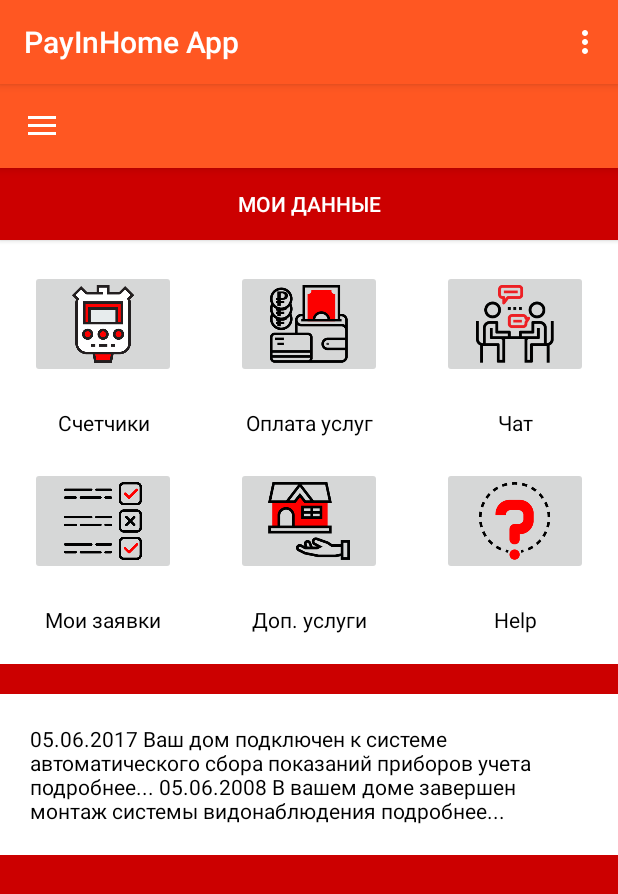
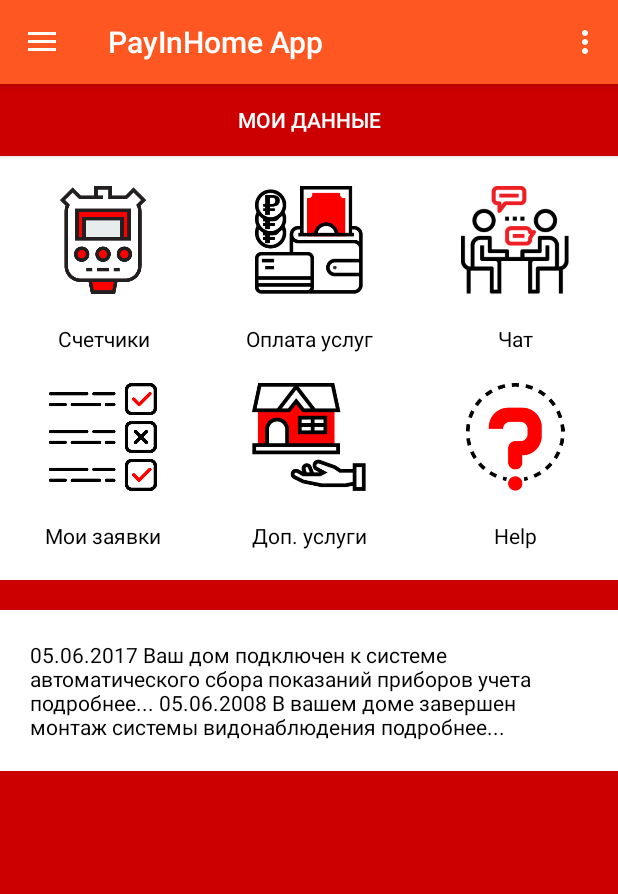
Before and after one commit to GermanMik/PayInHome, an Android app: the MainActivity screen opened directly, with no data from a screen before it, after a tap on "Settings", on a phone screen of 412 x 824 dp. Shown: the top 894 px of the screen. Run offline under Robolectric (Android 15) with nearby library versions, the phone set to English and light mode, and no system bars; 1 other tap on this screen came first.

Commit message:
Transparent background added for icons in MainActivity layout

```diff
--- a/app/src/main/java/ru/android/payinhomev2/FrontScreen.java
+++ b/app/src/main/java/ru/android/payinhomev2/FrontScreen.java
@@ -15,7 +15,7 @@ public class FrontScreen extends AppCompatActivity implements View.OnClickListen
     public static final String APP_PREFERENCES_THEME = "THEME";
     Button signbtn;
     Button regbtn;
-    SharedPreferences sharedSettings;
+    public static SharedPreferences sharedSettings;
     Editor editor;
 
     @Override
@@ -25,7 +25,7 @@ public class FrontScreen extends AppCompatActivity implements View.OnClickListen
 
         super.onCreate(savedInstanceState);
         setContentView(R.layout.activity_front_screen);
-        signbtn =  findViewById(R.id.enter_btn);
+        signbtn = findViewById(R.id.enter_btn);
         signbtn.setOnClickListener(this);
 
         sharedSettings = getSharedPreferences(APP_PREFERENCES_THEME, Context.MODE_PRIVATE);
@@ -51,8 +51,6 @@ public class FrontScreen extends AppCompatActivity implements View.OnClickListen
         switch (view.getId()) {
             case R.id.radio_theme_light:
                 if (checked)
-
-
                     editor = sharedSettings.edit();
                 editor.putInt(APP_PREFERENCES_THEME, 0);
                 editor.apply();
--- a/app/src/main/java/ru/android/payinhomev2/MainActivity.java
+++ b/app/src/main/java/ru/android/payinhomev2/MainActivity.java
@@ -1,7 +1,7 @@
 package ru.android.payinhomev2;
 
-import android.content.SharedPreferences;
 import android.os.Bundle;
+import android.support.annotation.NonNull;
 import android.support.design.widget.NavigationView;
 import android.support.v4.view.GravityCompat;
 import android.support.v4.widget.DrawerLayout;
@@ -12,28 +12,34 @@ import android.view.Menu;
 import android.view.MenuItem;
 
 import static ru.android.payinhomev2.FrontScreen.APP_PREFERENCES_THEME;
+import static ru.android.payinhomev2.FrontScreen.sharedSettings;
 
 public class MainActivity extends AppCompatActivity
         implements NavigationView.OnNavigationItemSelectedListener {
+    Integer theme;
 
     @Override
     protected void onCreate(Bundle savedInstanceState) {
-        //TODO:Sharedpref Mainactivity
+
         // Получаем через Sharedpref инт с идентификатором темы и устанавливаем ее
-        SharedPreferences settings = getSharedPreferences(APP_PREFERENCES_THEME, 0);
-        int theme = settings.getInt("theme", 0);
-        try {
-            if (theme == 1) {
-                setTheme(R.style.AppTheme);
-            } else {
-                setTheme(R.style.RedTheme);
-            }
-        } catch (Exception e) {
-            e.printStackTrace();
+        if (FrontScreen.sharedSettings.contains(APP_PREFERENCES_THEME)) {
+            theme = sharedSettings.getInt(APP_PREFERENCES_THEME, 1);
+        }else{theme = sharedSettings.getInt(APP_PREFERENCES_THEME, 0);}
+
+//        TODO:Error: FATAL EXCEPTION: main
+//         Process: ru.android.payinhomev2, PID: 12165
+//         java.lang.RuntimeException: Unable to start activity ComponentInfo {ru.android.payinhomev2/ru.android.payinhomev2.MainActivity}:
+//         java.lang.IllegalStateException: This Activity already has an action bar supplied by the window decor.
+//         Do not request Window.FEATURE_SUPPORT_ACTION_BAR and set windowActionBar to false in your theme to use a Toolbar instead.
+        if (theme == 1) {
+            setTheme(R.style.AppTheme);
+        } else {
+            setTheme(R.style.DarkTheme);
         }
+
         super.onCreate(savedInstanceState);
         setContentView(R.layout.activity_main);
-        Toolbar toolbar = (Toolbar) findViewById(R.id.toolbar);
+        Toolbar toolbar = findViewById(R.id.toolbar);
         setSupportActionBar(toolbar);
 
 //        FloatingActionButton fab = (FloatingActionButton) findViewById(R.id.fab);
@@ -45,19 +51,19 @@ public class MainActivity extends AppCompatActivity
 //            }
 //        });
 
-        DrawerLayout drawer = (DrawerLayout) findViewById(R.id.drawer_layout);
+        DrawerLayout drawer = findViewById(R.id.drawer_layout);
         ActionBarDrawerToggle toggle = new ActionBarDrawerToggle(
                 this, drawer, toolbar, R.string.navigation_drawer_open, R.string.navigation_drawer_close);
         drawer.addDrawerListener(toggle);
         toggle.syncState();
 
-        NavigationView navigationView = (NavigationView) findViewById(R.id.nav_view);
+        NavigationView navigationView = findViewById(R.id.nav_view);
         navigationView.setNavigationItemSelectedListener(this);
     }
 
     @Override
     public void onBackPressed() {
-        DrawerLayout drawer = (DrawerLayout) findViewById(R.id.drawer_layout);
+        DrawerLayout drawer = findViewById(R.id.drawer_layout);
         if (drawer.isDrawerOpen(GravityCompat.START)) {
             drawer.closeDrawer(GravityCompat.START);
         } else {
@@ -89,7 +95,7 @@ public class MainActivity extends AppCompatActivity
 
     @SuppressWarnings("StatementWithEmptyBody")
     @Override
-    public boolean onNavigationItemSelected(MenuItem item) {
+    public boolean onNavigationItemSelected(@NonNull MenuItem item) {
         // Handle navigation view item clicks here.
         int id = item.getItemId();
 
@@ -103,7 +109,7 @@ public class MainActivity extends AppCompatActivity
 
         }
 
-        DrawerLayout drawer = (DrawerLayout) findViewById(R.id.drawer_layout);
+        DrawerLayout drawer = findViewById(R.id.drawer_layout);
         drawer.closeDrawer(GravityCompat.START);
         return true;
     }
--- a/app/src/main/res/layout/content_main.xml
+++ b/app/src/main/res/layout/content_main.xml
@@ -48,6 +48,7 @@
                         android:layout_height="72dp"
                         android:layout_margin="20dp"
                         android:layout_weight="1"
+                        android:background="@android:drawable/screen_background_light_transparent"
                         android:contentDescription="@string/button_counters"
                         android:scaleType="centerInside"
                         app:srcCompat="@drawable/counters" />
@@ -58,6 +59,7 @@
                         android:layout_height="72dp"
                         android:layout_margin="20dp"
                         android:layout_weight="1"
+                        android:background="@android:drawable/screen_background_light_transparent"
                         android:contentDescription="@string/button_pay"
                         android:scaleType="centerInside"
                         app:srcCompat="@drawable/pay" />
@@ -68,6 +70,7 @@
                         android:layout_height="72dp"
                         android:layout_margin="20dp"
                         android:layout_weight="1"
+                        android:background="@android:drawable/screen_background_light_transparent"
                         android:contentDescription="@string/button_chat"
                         android:scaleType="centerInside"
                         app:srcCompat="@drawable/chat" />
@@ -84,6 +87,7 @@
                         android:layout_width="match_parent"
                         android:layout_height="wrap_content"
                         android:layout_weight="1"
+                        android:background="@android:drawable/screen_background_light_transparent"
                         android:contentDescription="@string/text_view_counters"
                         android:gravity="center_horizontal"
                         android:text="@string/text_view_counters" />
@@ -93,6 +97,7 @@
                         android:layout_width="match_parent"
                         android:layout_height="wrap_content"
                         android:layout_weight="1"
+                        android:background="@android:drawable/screen_background_light_transparent"
                         android:contentDescription="@string/text_view_pay_page"
                         android:gravity="center_horizontal"
                         android:text="@string/text_view_pay_page" />
@@ -102,6 +107,7 @@
                         android:layout_width="match_parent"
                         android:layout_height="wrap_content"
                         android:layout_weight="1"
+                        android:background="@android:drawable/screen_background_light_transparent"
                         android:contentDescription="@string/text_view_chat"
                         android:gravity="center_horizontal"
                         android:text="@string/text_view_chat" />
@@ -120,6 +126,7 @@
                         android:layout_height="72dp"
                         android:layout_margin="20dp"
                         android:layout_weight="1"
+                        android:background="@android:drawable/screen_background_light_transparent"
                         android:contentDescription="@string/button_quotes"
                         android:scaleType="centerInside"
                         app:srcCompat="@drawable/quotes" />
@@ -130,6 +137,7 @@
                         android:layout_height="72dp"
                         android:layout_margin="20dp"
                         android:layout_weight="1"
+                        android:background="@android:drawable/screen_background_light_transparent"
                         android:contentDescription="@string/button_additions"
                         android:scaleType="centerInside"
                         app:srcCompat="@drawable/addit" />
@@ -140,6 +148,7 @@
                         android:layout_height="72dp"
                         android:layout_margin="20dp"
                         android:layout_weight="1"
+                        android:background="@android:drawable/screen_background_light_transparent"
                         android:contentDescription="@string/button_helppage"
                         android:scaleType="centerInside"
                         app:srcCompat="@drawable/last" />
@@ -155,6 +164,7 @@
                         android:layout_width="match_parent"
                         android:layout_height="wrap_content"
                         android:layout_weight="1"
+                        android:background="@android:drawable/screen_background_light_transparent"
                         android:gravity="center_horizontal"
                         android:text="@string/text_view_quotes" />
 
@@ -163,6 +173,7 @@
                         android:layout_width="match_parent"
                         android:layout_height="wrap_content"
                         android:layout_weight="1"
+                        android:background="@android:drawable/screen_background_light_transparent"
                         android:gravity="center_horizontal"
                         android:text="@string/text_view_additions" />
 
@@ -171,6 +182,7 @@
                         android:layout_width="match_parent"
                         android:layout_height="wrap_content"
                         android:layout_weight="1"
+                        android:background="@android:drawable/screen_background_light_transparent"
                         android:gravity="center_horizontal"
                         android:text="@string/text_view_help" />
 
--- a/app/src/main/res/values/styles.xml
+++ b/app/src/main/res/values/styles.xml
@@ -2,7 +2,7 @@
     <!--https://material.io/color/#!/?view.left=0&view.right=0&primary.color=FFCCBC&secondary.color=FF5722-->
 
     <!-- Light colors application theme. -->
-    <style name="AppTheme" parent="Theme.AppCompat.Light.DarkActionBar">
+    <style name="AppTheme" parent="Theme.AppCompat.Light.NoActionBar">
         <!-- Customize your theme here. -->
         <item name="colorPrimary">@color/primaryColor</item>
         <item name="colorPrimaryDark">@color/primaryDarkColor</item>
@@ -12,7 +12,7 @@
         <item name="android:textColorSecondary">@color/secondaryTextColor</item>
     </style>
     <!-- Red colors application theme. -->
-    <style name="RedTheme" parent="Theme.AppCompat.Light.DarkActionBar">
+    <style name="DarkTheme" parent="Theme.AppCompat.NoActionBar">
         <!-- Customize your theme here. -->
         <item name="colorPrimary">@color/secondaryColor</item>
         <item name="colorPrimaryDark">@color/secondaryDarkColor</item>
```
Also changed, not shown: app/src/main/res/drawable-hdpi/ic_action_settings.png (added), app/src/main/res/drawable-mdpi/ic_action_settings.png (added), app/src/main/res/drawable-xhdpi/ic_action_settings.png (added), app/src/main/res/drawable-xxhdpi/ic_action_settings.png (added).
